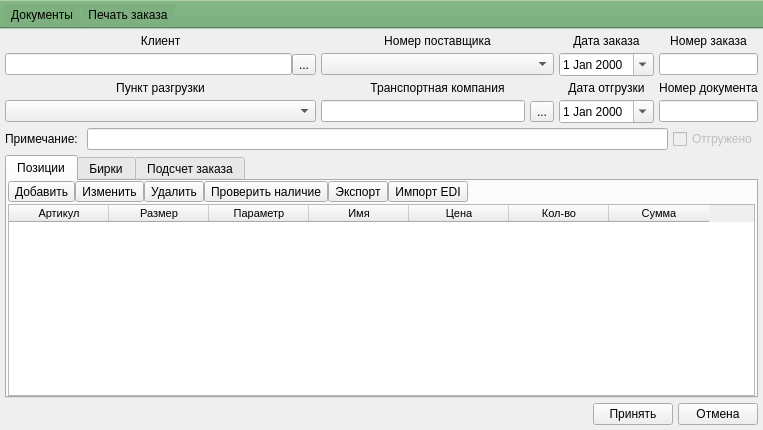
Above: ui/order.ui from Meller008/CRM-Avi before the change. Below: the same form after it.
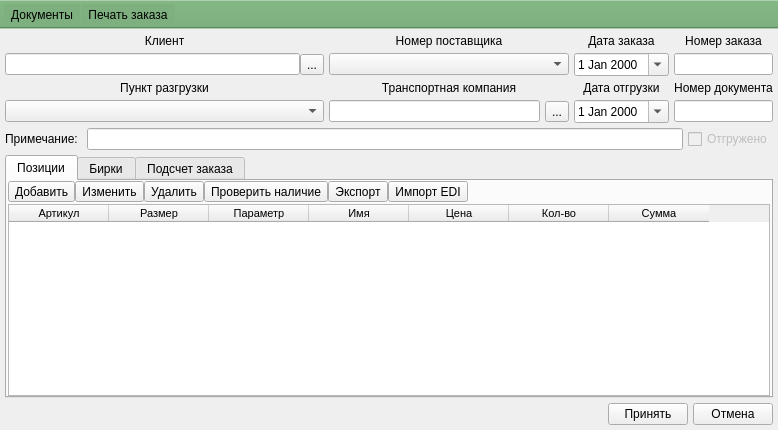
That is the form after the change.

Commit message: работа - поправлена цена в UI кроя

```diff
--- a/ui/order.ui
+++ b/ui/order.ui
@@ -6,7 +6,7 @@
    <rect>
     <x>0</x>
     <y>0</y>
-    <width>763</width>
+    <width>778</width>
     <height>430</height>
    </rect>
   </property>
```
The commit also changes 1 other file.
